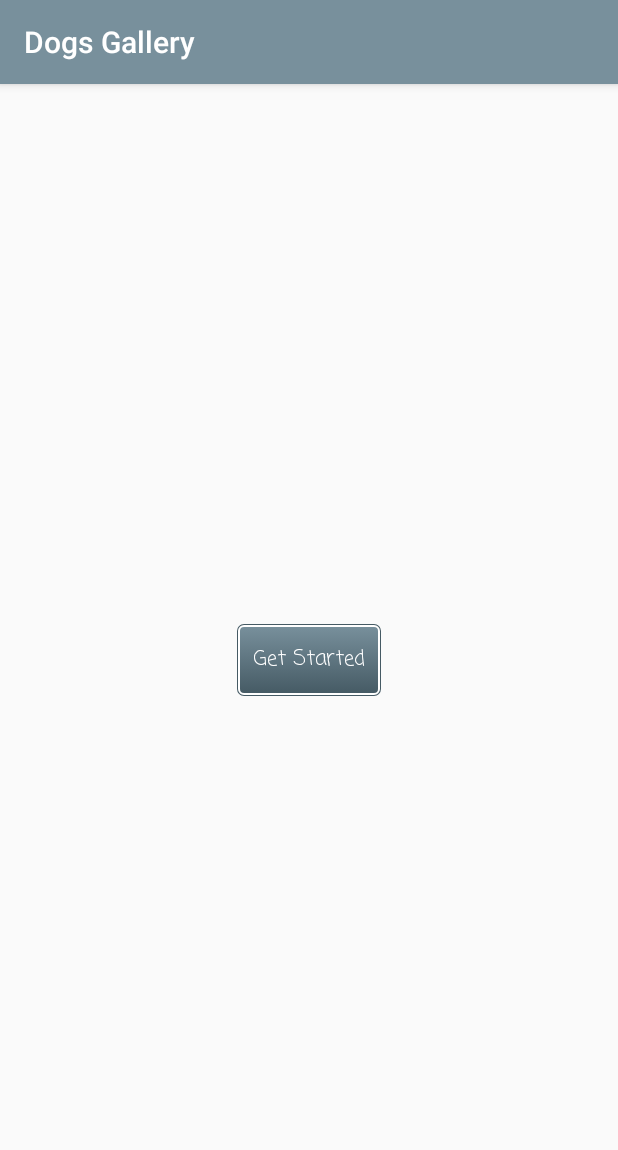
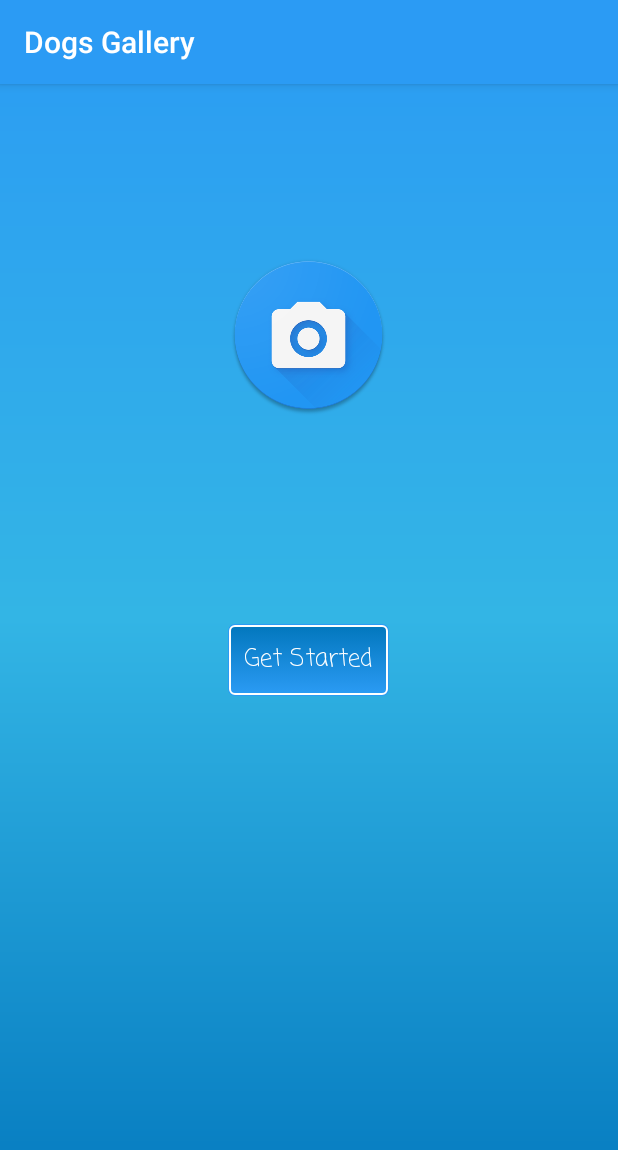
Before and after one commit to Svilcata/adastraOne, an Android app: the screen it shows after launch (MainActivity), on a phone screen of 412 x 824 dp. Shown: the top 1150 px of the screen. Run offline under Robolectric (Android 15) with nearby library versions, the phone set to English and light mode, and no system bars; our stand-ins replace ButterKnife, Picasso, Volley; pictures from the network do not load.

Commit message:
added custom background for app, new drawable for act_main xml (camera_pic.png) ,updated colors and styles

```diff
--- a/app/src/main/AndroidManifest.xml
+++ b/app/src/main/AndroidManifest.xml
@@ -21,7 +21,7 @@
         </activity>
         <activity
             android:name=".BreedGallery.BreedGalleryActivity"
-            android:configChanges="orientation|screenSize"></activity>
+            android:configChanges="orientation|screenSize" />
     </application>
 
 </manifest>
--- a/app/src/main/java/svilcata/adastraone/MainActivity.java
+++ b/app/src/main/java/svilcata/adastraone/MainActivity.java
@@ -48,14 +48,15 @@ public class MainActivity extends AppCompatActivity {
     @BindView(R.id.indeterminateBar)
     ProgressBar progressBar;
     @BindView(R.id.retrieveList_button)
-    Button startButton;
+    Button btn_start;
+    @BindView(R.id.camera_pic)
+    ImageView imgView_cameraIcon;
 
     @Override
     protected void onCreate(Bundle savedInstanceState) {
         super.onCreate(savedInstanceState);
         setContentView(R.layout.activity_main);
         ButterKnife.bind(this);
-        getSupportActionBar().setTitle("Dogs Gallery");
 
         dogsAdapter = new DogsAdapter(dogList);
         RecyclerView.LayoutManager layoutManager = new LinearLayoutManager(getApplicationContext());
@@ -64,10 +65,11 @@ public class MainActivity extends AppCompatActivity {
         recyclerView.setAdapter(dogsAdapter);
 
 
-        startButton.setOnClickListener(new View.OnClickListener() {
+        btn_start.setOnClickListener(new View.OnClickListener() {
             @Override
             public void onClick(View view) {
-                startButton.setVisibility(View.INVISIBLE);
+                btn_start.setVisibility(View.INVISIBLE);
+                imgView_cameraIcon.setVisibility(View.INVISIBLE);
                 progressBar.setVisibility(View.VISIBLE);
                 prepareDog_Adapter();
             }
--- /dev/null
+++ b/app/src/main/res/drawable/app_main_background.xml
@@ -0,0 +1,11 @@
+<shape xmlns:android="http://schemas.android.com/apk/res/android"
+    android:shape="rectangle">
+
+    <gradient
+        android:angle="90"
+        android:centerColor="@android:color/holo_blue_light"
+        android:endColor="@color/colorPrimary"
+        android:startColor="@color/colorPrimaryDark"
+        android:type="linear" />
+
+</shape>
--- a/app/src/main/res/layout/activity_main.xml
+++ b/app/src/main/res/layout/activity_main.xml
@@ -5,6 +5,7 @@
     android:layout_width="match_parent"
     android:layout_height="match_parent"
     tools:context="svilcata.adastraone.MainActivity">
+
 
     <Button
         android:id="@+id/retrieveList_button"
@@ -16,7 +17,21 @@
         android:fontFamily="casual"
         android:text="@string/get_started"
         android:textAllCaps="false"
-        android:textColor="@android:color/white" />
+        android:textColor="@android:color/white"
+        android:textSize="16sp" />
+
+    <ImageView
+        android:id="@+id/camera_pic"
+        android:layout_width="100dp"
+        android:layout_height="100dp"
+        android:layout_above="@id/retrieveList_button"
+        android:layout_alignLeft="@id/retrieveList_button"
+        android:layout_alignParentTop="true"
+        android:layout_alignRight="@+id/retrieveList_button"
+        android:layout_marginBottom="25dp"
+        android:src="@drawable/camera_pic"
+        android:layout_alignStart="@id/retrieveList_button"
+        android:layout_alignEnd="@+id/retrieveList_button" />
 
     <android.support.v7.widget.RecyclerView
         android:id="@+id/item_list"
@@ -36,5 +51,4 @@
         android:layout_centerVertical="true"
         android:indeterminate="true"
         android:visibility="invisible" />
-
 </RelativeLayout>
--- a/app/src/main/res/values/colors.xml
+++ b/app/src/main/res/values/colors.xml
@@ -1,8 +1,8 @@
 <?xml version="1.0" encoding="utf-8"?>
 <resources>
-    <color name="colorPrimary">#78909c</color>
-    <color name="colorPrimaryDark">#455a64</color>
-    <color name="colorAccent">#FF4081</color>
-    <color name="button_bottom">#455a64</color>
-    <color name="button_top">#78909c</color>
+    <color name="colorPrimary">#2B9BF4</color>
+    <color name="colorPrimaryDark">#0277bd</color>
+    <color name="colorWhite">#ffffff</color>
+    <color name="button_bottom">#2B9BF4</color>
+    <color name="button_top">#0277bd</color>
 </resources>
--- a/app/src/main/res/values/styles.xml
+++ b/app/src/main/res/values/styles.xml
@@ -5,7 +5,8 @@
         <!-- Customize your theme here. -->
         <item name="colorPrimary">@color/colorPrimary</item>
         <item name="colorPrimaryDark">@color/colorPrimaryDark</item>
-        <item name="colorAccent">@color/colorAccent</item>
+        <item name="colorAccent">@color/colorWhite</item>
+        <item name="android:windowBackground">@drawable/app_main_background</item>
     </style>
 
 </resources>
```
Also changed, not shown: app/src/main/res/drawable/camera_pic.png (added).
